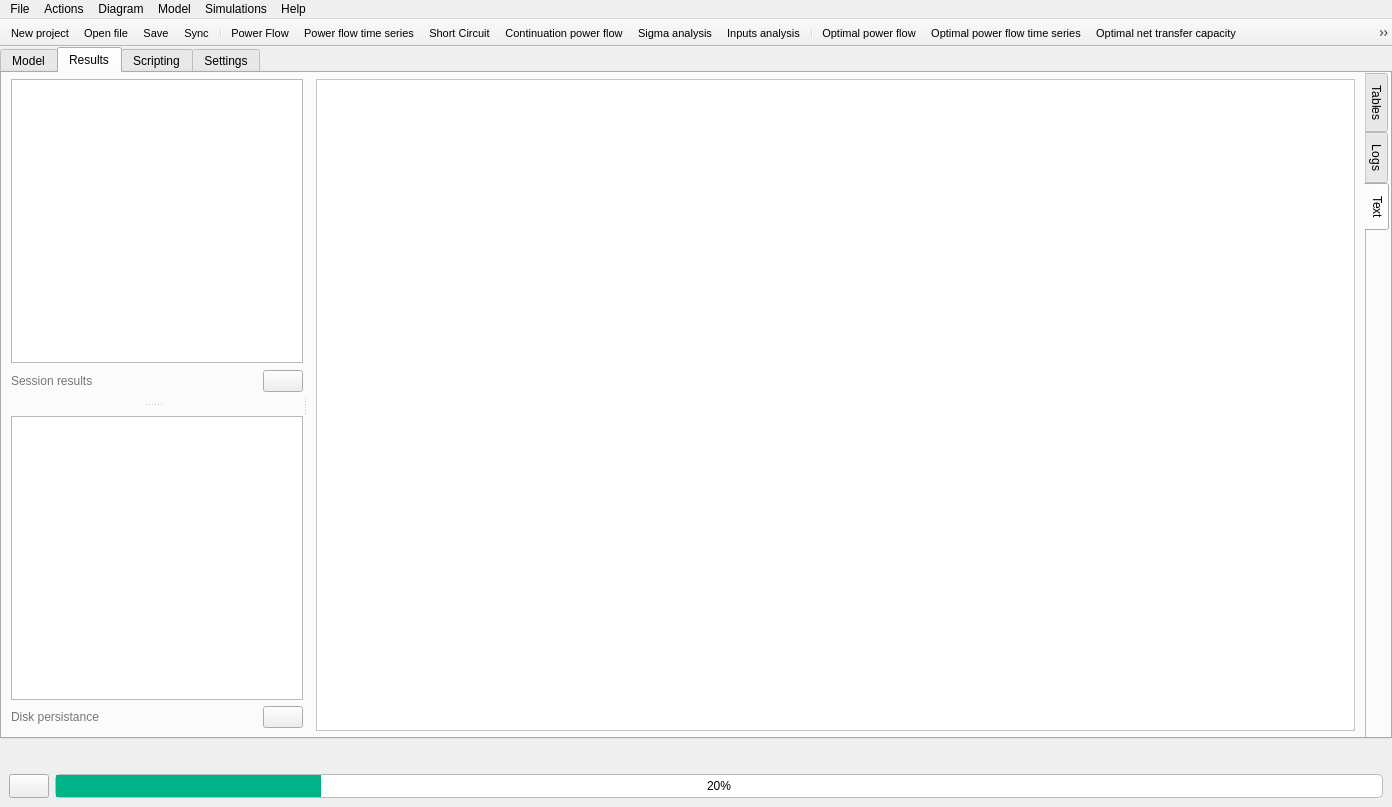
Old version of the form src/GridCal/Gui/Main/MainWindow.ui in the repository SanPen/GridCal.
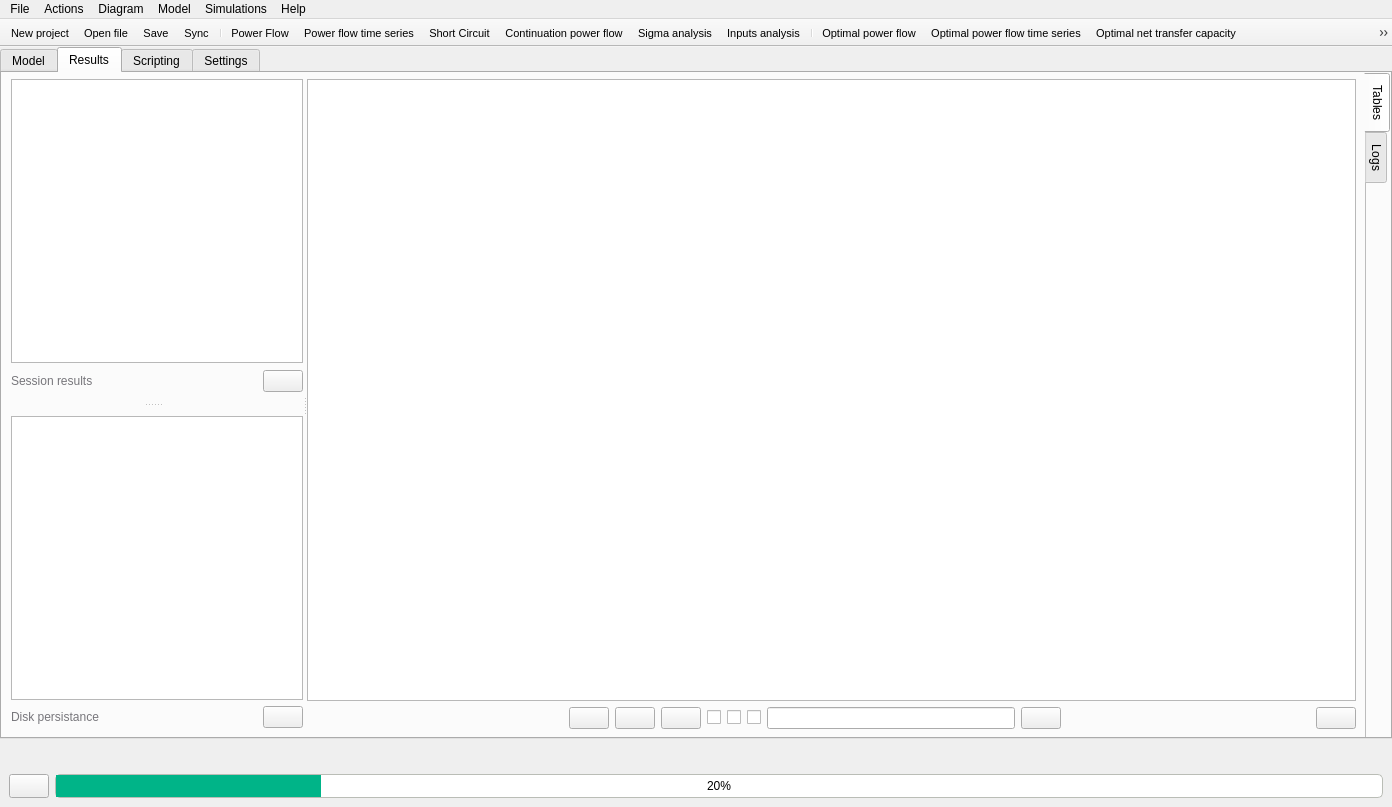
New version of the form. The open tabs and pages were chosen to show the change. Icons and pictures are not drawn.

Commit message: removed text output

Patch:
```diff
--- a/src/GridCal/Gui/Main/MainWindow.ui
+++ b/src/GridCal/Gui/Main/MainWindow.ui
@@ -2036,244 +2036,6 @@
                 </item>
                </layout>
               </widget>
-              <widget class="QWidget" name="tab_15">
-               <attribute name="icon">
-                <iconset resource="icons.qrc">
-                 <normaloff>:/Icons/icons/uncheck_all.svg</normaloff>:/Icons/icons/uncheck_all.svg</iconset>
-               </attribute>
-               <attribute name="title">
-                <string>Text</string>
-               </attribute>
-               <layout class="QVBoxLayout" name="verticalLayout_42">
-                <property name="topMargin">
-                 <number>6</number>
-                </property>
-                <property name="bottomMargin">
-                 <number>6</number>
-                </property>
-                <item>
-                 <widget class="QPlainTextEdit" name="outputTextEdit">
-                  <property name="palette">
-                   <palette>
-                    <active>
-                     <colorrole role="Button">
-                      <brush brushstyle="SolidPattern">
-                       <color alpha="255">
-                        <red>255</red>
-                        <green>255</green>
-                        <blue>255</blue>
-                       </color>
-                      </brush>
-                     </colorrole>
-                     <colorrole role="Midlight">
-                      <brush brushstyle="SolidPattern">
-                       <color alpha="255">
-                        <red>255</red>
-                        <green>255</green>
-                        <blue>255</blue>
-                       </color>
-                      </brush>
-                     </colorrole>
-                     <colorrole role="Dark">
-                      <brush brushstyle="SolidPattern">
-                       <color alpha="255">
-                        <red>127</red>
-                        <green>127</green>
-                        <blue>127</blue>
-                       </color>
-                      </brush>
-                     </colorrole>
-                     <colorrole role="Mid">
-                      <brush brushstyle="SolidPattern">
-                       <color alpha="255">
-                        <red>170</red>
-                        <green>170</green>
-                        <blue>170</blue>
-                       </color>
-                      </brush>
-                     </colorrole>
-                     <colorrole role="Window">
-                      <brush brushstyle="SolidPattern">
-                       <color alpha="255">
-                        <red>255</red>
-                        <green>255</green>
-                        <blue>255</blue>
-                       </color>
-                      </brush>
-                     </colorrole>
-                     <colorrole role="AlternateBase">
-                      <brush brushstyle="SolidPattern">
-                       <color alpha="255">
-                        <red>255</red>
-                        <green>255</green>
-                        <blue>255</blue>
-                       </color>
-                      </brush>
-                     </colorrole>
-                     <colorrole role="PlaceholderText">
-                      <brush brushstyle="NoBrush">
-                       <color alpha="128">
-                        <red>0</red>
-                        <green>0</green>
-                        <blue>0</blue>
-                       </color>
-                      </brush>
-                     </colorrole>
-                    </active>
-                    <inactive>
-                     <colorrole role="Button">
-                      <brush brushstyle="SolidPattern">
-                       <color alpha="255">
-                        <red>255</red>
-                        <green>255</green>
-                        <blue>255</blue>
-                       </color>
-                      </brush>
-                     </colorrole>
-                     <colorrole role="Midlight">
-                      <brush brushstyle="SolidPattern">
-                       <color alpha="255">
-                        <red>255</red>
-                        <green>255</green>
-                        <blue>255</blue>
-                       </color>
-                      </brush>
-                     </colorrole>
-                     <colorrole role="Dark">
-                      <brush brushstyle="SolidPattern">
-                       <color alpha="255">
-                        <red>127</red>
-                        <green>127</green>
-                        <blue>127</blue>
-                       </color>
-                      </brush>
-                     </colorrole>
-                     <colorrole role="Mid">
-                      <brush brushstyle="SolidPattern">
-                       <color alpha="255">
-                        <red>170</red>
-                        <green>170</green>
-                        <blue>170</blue>
-                       </color>
-                      </brush>
-                     </colorrole>
-                     <colorrole role="Window">
-                      <brush brushstyle="SolidPattern">
-                       <color alpha="255">
-                        <red>255</red>
-                        <green>255</green>
-                        <blue>255</blue>
-                       </color>
-                      </brush>
-                     </colorrole>
-                     <colorrole role="AlternateBase">
-                      <brush brushstyle="SolidPattern">
-                       <color alpha="255">
-                        <red>255</red>
-                        <green>255</green>
-                        <blue>255</blue>
-                       </color>
-                      </brush>
-                     </colorrole>
-                     <colorrole role="PlaceholderText">
-                      <brush brushstyle="NoBrush">
-                       <color alpha="128">
-                        <red>0</red>
-                        <green>0</green>
-                        <blue>0</blue>
-                       </color>
-                      </brush>
-                     </colorrole>
-                    </inactive>
-                    <disabled>
-                     <colorrole role="Button">
-                      <brush brushstyle="SolidPattern">
-                       <color alpha="255">
-                        <red>255</red>
-                        <green>255</green>
-                        <blue>255</blue>
-                       </color>
-                      </brush>
-                     </colorrole>
-                     <colorrole role="Midlight">
-                      <brush brushstyle="SolidPattern">
-                       <color alpha="255">
-                        <red>255</red>
-                        <green>255</green>
-                        <blue>255</blue>
-                       </color>
-                      </brush>
-                     </colorrole>
-                     <colorrole role="Dark">
-                      <brush brushstyle="SolidPattern">
-                       <color alpha="255">
-                        <red>127</red>
-                        <green>127</green>
-                        <blue>127</blue>
-                       </color>
-                      </brush>
-                     </colorrole>
-                     <colorrole role="Mid">
-                      <brush brushstyle="SolidPattern">
-                       <color alpha="255">
-                        <red>170</red>
-                        <green>170</green>
-                        <blue>170</blue>
-                       </color>
-                      </brush>
-                     </colorrole>
-                     <colorrole role="Window">
-                      <brush brushstyle="SolidPattern">
-                       <color alpha="255">
-                        <red>255</red>
-                        <green>255</green>
-                        <blue>255</blue>
-                       </color>
-                      </brush>
-                     </colorrole>
-                     <colorrole role="AlternateBase">
-                      <brush brushstyle="SolidPattern">
-                       <color alpha="255">
-                        <red>255</red>
-                        <green>255</green>
-                        <blue>255</blue>
-                       </color>
-                      </brush>
-                     </colorrole>
-                     <colorrole role="PlaceholderText">
-                      <brush brushstyle="NoBrush">
-                       <color alpha="128">
-                        <red>0</red>
-                        <green>0</green>
-                        <blue>0</blue>
-                       </color>
-                      </brush>
-                     </colorrole>
-                    </disabled>
-                   </palette>
-                  </property>
-                  <property name="font">
-                   <font>
-                    <family>Cousine</family>
-                    <pointsize>9</pointsize>
-                   </font>
-                  </property>
-                  <property name="frameShape">
-                   <enum>QFrame::StyledPanel</enum>
-                  </property>
-                  <property name="lineWrapMode">
-                   <enum>QPlainTextEdit::NoWrap</enum>
-                  </property>
-                  <property name="plainText">
-                   <string notr="true"/>
-                  </property>
-                  <property name="textInteractionFlags">
-                   <set>Qt::LinksAccessibleByMouse|Qt::TextEditable|Qt::TextEditorInteraction|Qt::TextSelectableByKeyboard|Qt::TextSelectableByMouse</set>
-                  </property>
-                 </widget>
-                </item>
-               </layout>
-              </widget>
              </widget>
             </widget>
            </item>
```
The commit also changes 3 other files.
